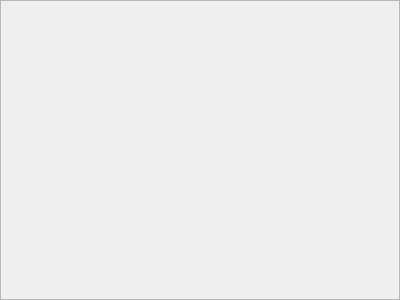
Before: the Qt Designer form People/f_listusers.ui in ashraf-kx/stock-manager, drawn with Qt 5.
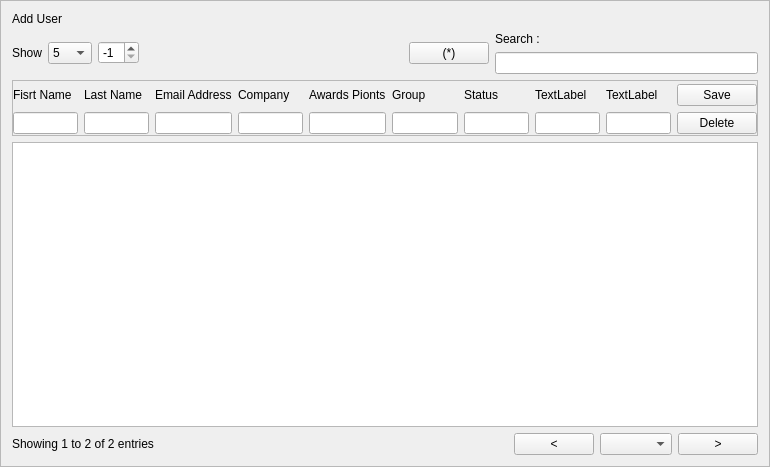
After: the same form once the commit is applied.

Commit message:
Create GUIs for (Users/Suppliers/Billers/Customers)
Inputs to manage People in General

Diff of the .ui file:
```diff
--- a/People/f_listusers.ui
+++ b/People/f_listusers.ui
@@ -9,8 +9,8 @@
    <rect>
     <x>0</x>
     <y>0</y>
-    <width>400</width>
-    <height>300</height>
+    <width>770</width>
+    <height>467</height>
    </rect>
   </property>
   <property name="frameShape">
@@ -19,5 +19,342 @@
   <property name="windowTitle">
    <string>Frame</string>
   </property>
+  <property name="frameShape">
+   <enum>QFrame::StyledPanel</enum>
+  </property>
+  <property name="frameShadow">
+   <enum>QFrame::Raised</enum>
+  </property>
+  <layout class="QVBoxLayout" name="verticalLayout_12">
+   <item>
+    <widget class="QLabel" name="L_header">
+     <property name="text">
+      <string>Add User</string>
+     </property>
+    </widget>
+   </item>
+   <item>
+    <layout class="QHBoxLayout" name="layoutHeader">
+     <item>
+      <layout class="QHBoxLayout" name="layoutRowBox">
+       <item>
+        <widget class="QLabel" name="L_show">
+         <property name="text">
+          <string>Show</string>
+         </property>
+        </widget>
+       </item>
+       <item>
+        <widget class="QComboBox" name="Cb_rows">
+         <item>
+          <property name="text">
+           <string>5</string>
+          </property>
+         </item>
+         <item>
+          <property name="text">
+           <string>8</string>
+          </property>
+         </item>
+         <item>
+          <property name="text">
+           <string>10</string>
+          </property>
+         </item>
+         <item>
+          <property name="text">
+           <string>15</string>
+          </property>
+         </item>
+         <item>
+          <property name="text">
+           <string>12</string>
+          </property>
+         </item>
+         <item>
+          <property name="text">
+           <string>20</string>
+          </property>
+         </item>
+        </widget>
+       </item>
+      </layout>
+     </item>
+     <item>
+      <widget class="QSpinBox" name="Cb_IDUser">
+       <property name="minimum">
+        <number>-1</number>
+       </property>
+       <property name="value">
+        <number>-1</number>
+       </property>
+      </widget>
+     </item>
+     <item>
+      <spacer name="horizontalSpacer_2">
+       <property name="orientation">
+        <enum>Qt::Horizontal</enum>
+       </property>
+       <property name="sizeHint" stdset="0">
+        <size>
+         <width>40</width>
+         <height>20</height>
+        </size>
+       </property>
+      </spacer>
+     </item>
+     <item>
+      <widget class="QPushButton" name="Bt_editRow">
+       <property name="text">
+        <string>(*)</string>
+       </property>
+      </widget>
+     </item>
+     <item>
+      <layout class="QVBoxLayout" name="layoutSearchBox">
+       <item>
+        <widget class="QLabel" name="L_search">
+         <property name="text">
+          <string>Search : </string>
+         </property>
+        </widget>
+       </item>
+       <item>
+        <widget class="QLineEdit" name="Le_search"/>
+       </item>
+      </layout>
+     </item>
+    </layout>
+   </item>
+   <item>
+    <widget class="QFrame" name="frame">
+     <property name="frameShape">
+      <enum>QFrame::StyledPanel</enum>
+     </property>
+     <property name="frameShadow">
+      <enum>QFrame::Raised</enum>
+     </property>
+     <layout class="QHBoxLayout" name="horizontalLayout_3">
+      <property name="spacing">
+       <number>6</number>
+      </property>
+      <property name="leftMargin">
+       <number>0</number>
+      </property>
+      <property name="topMargin">
+       <number>3</number>
+      </property>
+      <property name="rightMargin">
+       <number>0</number>
+      </property>
+      <property name="bottomMargin">
+       <number>1</number>
+      </property>
+      <item>
+       <layout class="QHBoxLayout" name="layoutInputs">
+        <property name="spacing">
+         <number>6</number>
+        </property>
+        <item>
+         <layout class="QVBoxLayout" name="layoutFirstname">
+          <item>
+           <widget class="QLabel" name="L_firstName">
+            <property name="text">
+             <string>Fisrt Name</string>
+            </property>
+           </widget>
+          </item>
+          <item>
+           <widget class="QLineEdit" name="Le_firstName"/>
+          </item>
+         </layout>
+        </item>
+        <item>
+         <layout class="QVBoxLayout" name="layoutLastname">
+          <item>
+           <widget class="QLabel" name="L_lastName">
+            <property name="text">
+             <string>Last Name</string>
+            </property>
+           </widget>
+          </item>
+          <item>
+           <widget class="QLineEdit" name="Le_lastName"/>
+          </item>
+         </layout>
+        </item>
+        <item>
+         <layout class="QVBoxLayout" name="layoutEmail">
+          <item>
+           <widget class="QLabel" name="L_email">
+            <property name="text">
+             <string>Email Address</string>
+            </property>
+           </widget>
+          </item>
+          <item>
+           <widget class="QLineEdit" name="Le_email"/>
+          </item>
+         </layout>
+        </item>
+        <item>
+         <layout class="QVBoxLayout" name="layoutCompany">
+          <item>
+           <widget class="QLabel" name="L_company">
+            <property name="text">
+             <string>Company</string>
+            </property>
+           </widget>
+          </item>
+          <item>
+           <widget class="QLineEdit" name="Le_company"/>
+          </item>
+         </layout>
+        </item>
+        <item>
+         <layout class="QVBoxLayout" name="layoutAwdPints">
+          <item>
+           <widget class="QLabel" name="L_awardPionts">
+            <property name="text">
+             <string>Awards Pionts</string>
+            </property>
+           </widget>
+          </item>
+          <item>
+           <widget class="QLineEdit" name="Le_awardsPiont"/>
+          </item>
+         </layout>
+        </item>
+        <item>
+         <layout class="QVBoxLayout" name="layoutGroup">
+          <item>
+           <widget class="QLabel" name="L_group">
+            <property name="text">
+             <string>Group</string>
+            </property>
+           </widget>
+          </item>
+          <item>
+           <widget class="QLineEdit" name="Le_group"/>
+          </item>
+         </layout>
+        </item>
+        <item>
+         <layout class="QVBoxLayout" name="layoutStatus">
+          <item>
+           <widget class="QLabel" name="KL_status">
+            <property name="text">
+             <string>Status</string>
+            </property>
+           </widget>
+          </item>
+          <item>
+           <widget class="QLineEdit" name="Le_status"/>
+          </item>
+         </layout>
+        </item>
+        <item>
+         <layout class="QVBoxLayout" name="layoutT">
+          <item>
+           <widget class="QLabel" name="label_7">
+            <property name="text">
+             <string>TextLabel</string>
+            </property>
+           </widget>
+          </item>
+          <item>
+           <widget class="QLineEdit" name="lineEdit_5"/>
+          </item>
+         </layout>
+        </item>
+        <item>
+         <layout class="QVBoxLayout" name="layoutT2">
+          <item>
+           <widget class="QLabel" name="label_10">
+            <property name="text">
+             <string>TextLabel</string>
+            </property>
+           </widget>
+          </item>
+          <item>
+           <widget class="QLineEdit" name="lineEdit_8"/>
+          </item>
+         </layout>
+        </item>
+       </layout>
+      </item>
+      <item>
+       <layout class="QVBoxLayout" name="layoutSubmit">
+        <item>
+         <widget class="QPushButton" name="Bt_save">
+          <property name="text">
+           <string>Save</string>
+          </property>
+         </widget>
+        </item>
+        <item>
+         <widget class="QPushButton" name="bt_cancel">
+          <property name="text">
+           <string>Delete</string>
+          </property>
+         </widget>
+        </item>
+       </layout>
+      </item>
+     </layout>
+    </widget>
+   </item>
+   <item>
+    <widget class="QTableView" name="tableView"/>
+   </item>
+   <item>
+    <layout class="QHBoxLayout" name="layoutFooter">
+     <item>
+      <widget class="QLabel" name="L_info">
+       <property name="text">
+        <string>Showing 1 to 2 of 2 entries</string>
+       </property>
+       <property name="scaledContents">
+        <bool>true</bool>
+       </property>
+      </widget>
+     </item>
+     <item>
+      <spacer name="horizontalSpacer">
+       <property name="orientation">
+        <enum>Qt::Horizontal</enum>
+       </property>
+       <property name="sizeHint" stdset="0">
+        <size>
+         <width>40</width>
+         <height>20</height>
+        </size>
+       </property>
+      </spacer>
+     </item>
+     <item>
+      <layout class="QHBoxLayout" name="layoutPagesCTR">
+       <item>
+        <widget class="QPushButton" name="Bt_previous">
+         <property name="text">
+          <string>&lt;</string>
+         </property>
+        </widget>
+       </item>
+       <item>
+        <widget class="QComboBox" name="Cb_pages"/>
+       </item>
+       <item>
+        <widget class="QPushButton" name="Bt_next">
+         <property name="text">
+          <string>&gt;</string>
+         </property>
+        </widget>
+       </item>
+      </layout>
+     </item>
+    </layout>
+   </item>
+  </layout>
  </widget>
 </ui>
```
Left out of the diff: 10 changed lines with no effect on the pictures. The commit also changes 6 other files.
